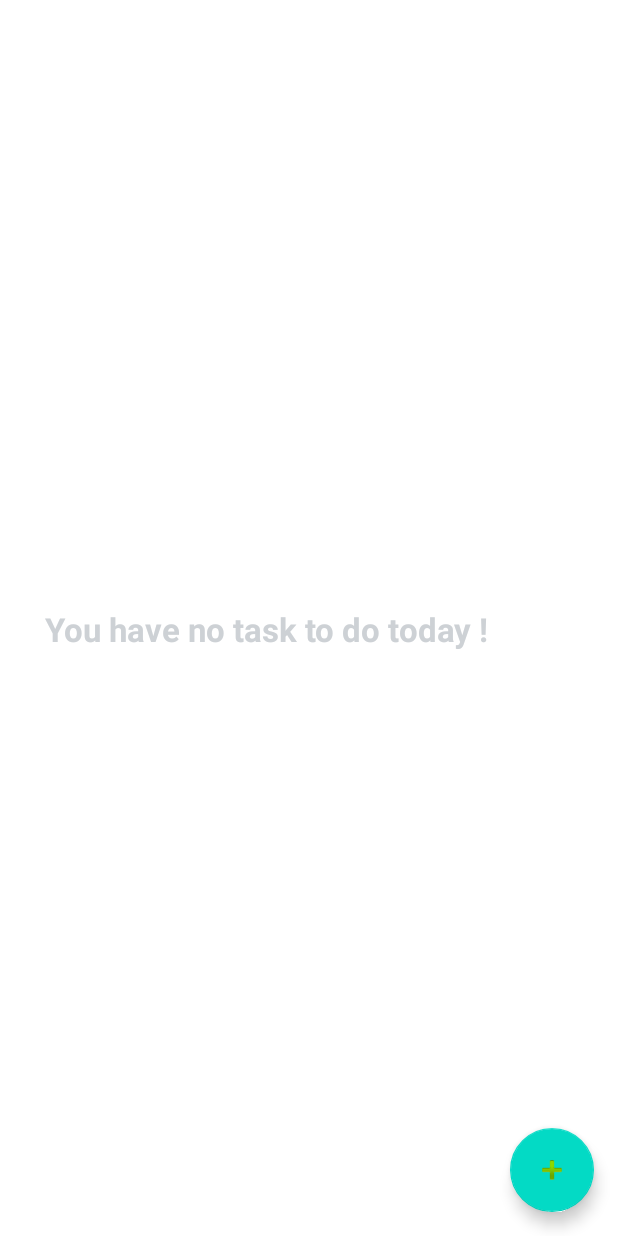
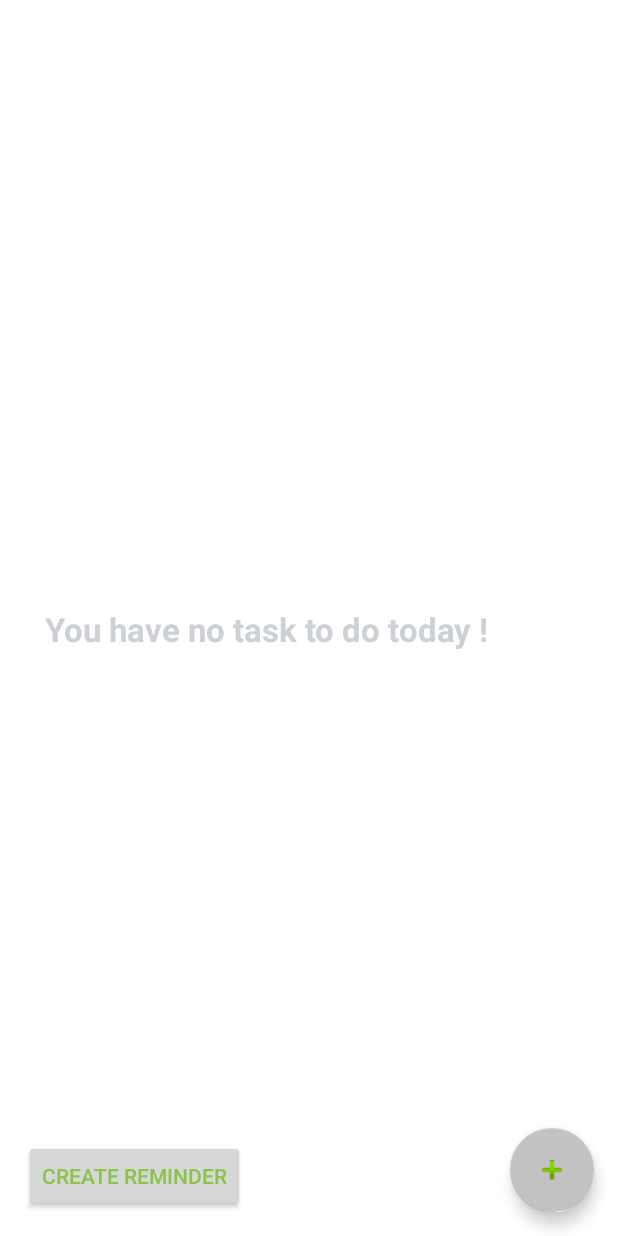
Before and after one commit to abistagne/C350_App_DoOrDoNot, an Android app: the screen it shows after launch (MainActivity), on a phone screen of 412 x 824 dp. Run offline under Robolectric (Android 15) with nearby library versions, the phone set to English and light mode, and no system bars.

Commit message:
Reminder notification implemented

```diff
--- a/app/src/main/res/layout/activity_main.xml
+++ b/app/src/main/res/layout/activity_main.xml
@@ -139,7 +139,20 @@
         android:layout_margin="16dp"
         android:contentDescription="Add Task"
         android:onClick="openAddModifyTask"
-        android:src="@android:drawable/ic_input_add" />
+        android:src="@android:drawable/ic_input_add"
+        app:backgroundTint="#C3C2C2" />
+
+    <Button
+        android:id="@+id/button"
+        style="@style/Widget.AppCompat.Button.Small"
+        android:layout_width="wrap_content"
+        android:layout_height="wrap_content"
+        android:layout_gravity="start|bottom"
+        android:layout_margin="16dp"
+        android:onClick="launchSecondActivity"
+        android:text="@string/create_reminder"
+        android:textColor="#8BC34A"
+        android:textColorLink="#80B182" />
 
 
 </androidx.coordinatorlayout.widget.CoordinatorLayout>
--- a/app/src/main/res/values/strings.xml
+++ b/app/src/main/res/values/strings.xml
@@ -9,4 +9,8 @@
 
     <string name="hello_first_fragment">Hello first fragment</string>
     <string name="hello_second_fragment">Hello second fragment. Arg: %1$s</string>
+    <string name="create_reminder">Create Reminder</string>
+    <string name="activity2_name">SecondActivity</string>
+    <string name="cancel">Cancel</string>
+    <string name="set">Set</string>
 </resources>
```
Also changed, not shown: app/src/main/AndroidManifest.xml (+8 -2 lines), app/src/main/java/com/example/do_or_do_not/MainActivity.java (+9 -6 lines), app/src/main/res/menu/menu_main.xml (deleted, +0 -10 lines).
